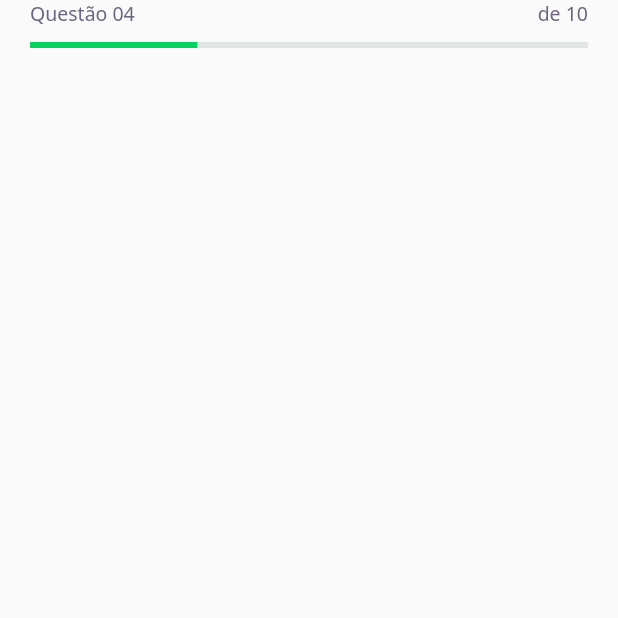
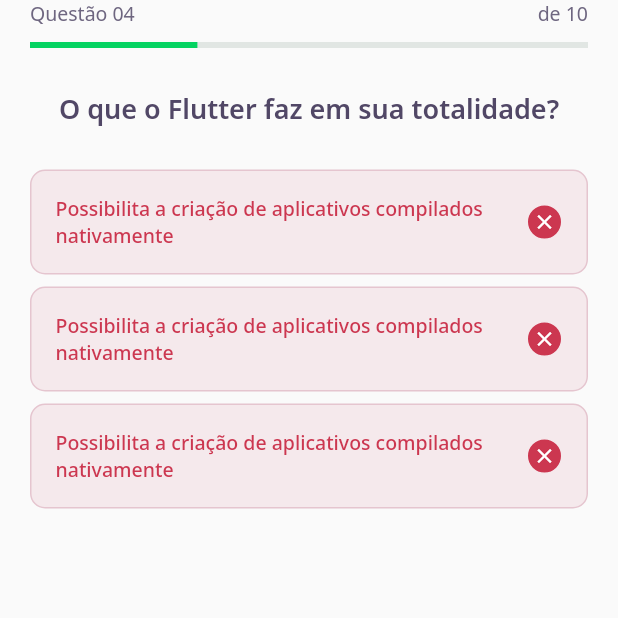
Before and after one commit to charles00willian/dev_quiz, a Flutter app: the screen it shows after launch, on a phone screen of 412 x 824 dp, the top half of it. Run offline on Flutter 3.47's test engine with Material 2 defaults, Android fonts, the phone set to English and light mode, and no system bars; our stand-ins replace google_fonts.

Commit message:
lista de perguntas

```diff
--- a/lib/challenge/challenge_page.dart
+++ b/lib/challenge/challenge_page.dart
@@ -1,4 +1,5 @@
 import 'package:dev_quiz/challenge/widgets/question_indicator/question_indicator_widget.dart';
+import 'package:dev_quiz/challenge/widgets/quiz/quiz_widget.dart';
 import 'package:flutter/material.dart';
 
 class ChallengePage extends StatefulWidget {
@@ -16,6 +17,9 @@ class _ChallengePageState extends State<ChallengePage> {
         preferredSize: Size.fromHeight(60),
         child: SafeArea(child: QuestionIndicatorWidget()),
       ),
+      body: QuizWidget(
+        title: "O que o Flutter faz em sua totalidade?",
+      ),
     );
   }
 }
--- /dev/null
+++ b/lib/challenge/widgets/answer/answer_widget.dart
@@ -0,0 +1,78 @@
+import 'package:dev_quiz/_core/core.dart';
+import 'package:flutter/material.dart';
+
+class AnswerWidget extends StatelessWidget {
+  final String title;
+  final bool isRight;
+  final bool isSelected;
+
+  const AnswerWidget({
+    Key? key,
+    required this.title,
+    this.isRight = false,
+    this.isSelected = false,
+  }) : super(key: key);
+
+  Color get _selectedColorRight =>
+      isRight ? AppColors.darkGreen : AppColors.darkRed;
+
+  Color get _selectedBorderRight =>
+      isRight ? AppColors.lightGreen : AppColors.lightRed;
+
+  Color get _selectedCardRight =>
+      isRight ? AppColors.lightGreen : AppColors.lightRed;
+
+  Color get _selectedBorderCardRight =>
+      isRight ? AppColors.green : AppColors.red;
+
+  TextStyle get _selectedTextStyleRight =>
+      isRight ? AppTextStyles.bodyDarkGreen : AppTextStyles.bodyDarkRed;
+
+  IconData get _selectedIconRight => isRight ? Icons.check : Icons.close;
+
+  @override
+  Widget build(BuildContext context) {
+    return Container(
+      padding: EdgeInsets.all(16),
+      decoration: BoxDecoration(
+        color: isSelected ? _selectedCardRight : AppColors.white,
+        borderRadius: BorderRadius.circular(10),
+        border: Border.fromBorderSide(
+          (BorderSide(
+              color: isSelected ? _selectedBorderCardRight : AppColors.border)),
+        ),
+      ),
+      child: Row(
+        mainAxisAlignment: MainAxisAlignment.spaceBetween,
+        children: [
+          Expanded(
+            child: Text(
+              title,
+              style: isSelected ? _selectedTextStyleRight : AppTextStyles.body,
+            ),
+          ),
+          Container(
+            width: 24,
+            height: 24,
+            child: isSelected
+                ? Icon(
+                    _selectedIconRight,
+                    size: 16,
+                    color: Colors.white,
+                  )
+                : null,
+            decoration: BoxDecoration(
+              color: isSelected ? _selectedColorRight : AppColors.border,
+              borderRadius: BorderRadius.circular(500),
+              border: Border.fromBorderSide(
+                (BorderSide(
+                  color: isSelected ? _selectedBorderRight : AppColors.border,
+                )),
+              ),
+            ),
+          ),
+        ],
+      ),
+    );
+  }
+}
--- /dev/null
+++ b/lib/challenge/widgets/quiz/quiz_widget.dart
@@ -0,0 +1,52 @@
+import 'package:dev_quiz/_core/core.dart';
+import 'package:dev_quiz/challenge/widgets/answer/answer_widget.dart';
+import 'package:flutter/material.dart';
+
+class QuizWidget extends StatelessWidget {
+  final String title;
+  const QuizWidget({Key? key, required this.title}) : super(key: key);
+
+  @override
+  Widget build(BuildContext context) {
+    return Container(
+      child: Column(
+        children: [
+          Text(
+            title,
+            style: AppTextStyles.heading,
+          ),
+          SizedBox(
+            height: 24,
+          ),
+          Padding(
+            padding: const EdgeInsets.symmetric(horizontal: 20, vertical: 4),
+            child: AnswerWidget(
+              title:
+                  "Possibilita a criação de aplicativos compilados nativamente",
+              isRight: false,
+              isSelected: true,
+            ),
+          ),
+          Padding(
+            padding: const EdgeInsets.symmetric(horizontal: 20, vertical: 4),
+            child: AnswerWidget(
+              title:
+                  "Possibilita a criação de aplicativos compilados nativamente",
+              isRight: false,
+              isSelected: true,
+            ),
+          ),
+          Padding(
+            padding: const EdgeInsets.symmetric(horizontal: 20, vertical: 4),
+            child: AnswerWidget(
+              title:
+                  "Possibilita a criação de aplicativos compilados nativamente",
+              isRight: false,
+              isSelected: true,
+            ),
+          ),
+        ],
+      ),
+    );
+  }
+}
```
